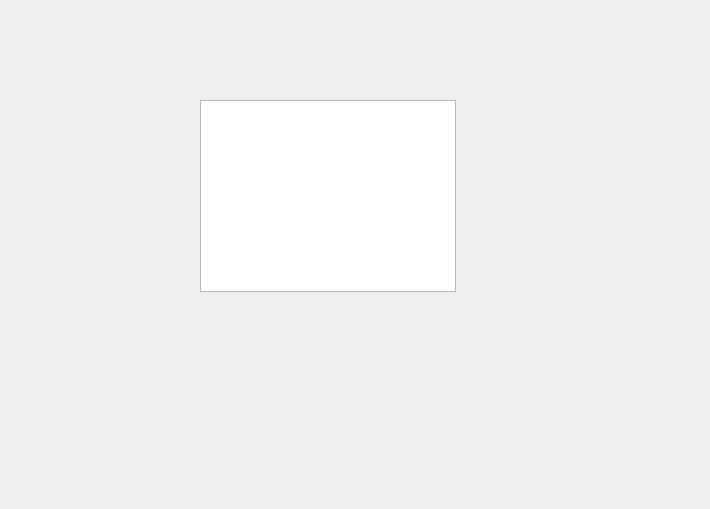
First picture: the form in logviewer.ui, repository kongying-tavern/yuanshendt-updater, before the edit.
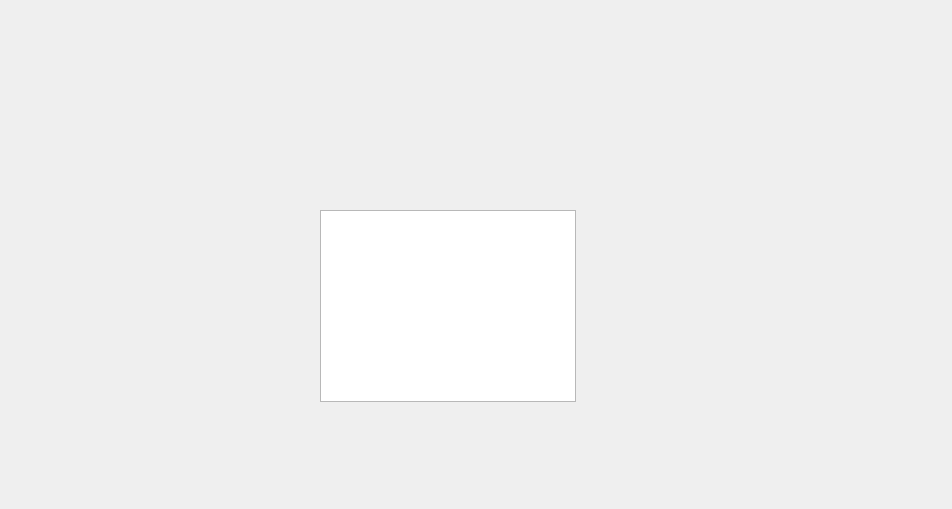
Second picture: the form after the edit.

```diff
--- a/logviewer.ui
+++ b/logviewer.ui
@@ -6,7 +6,7 @@
    <rect>
     <x>0</x>
     <y>0</y>
-    <width>710</width>
+    <width>952</width>
     <height>509</height>
    </rect>
   </property>
@@ -22,8 +22,8 @@
   <widget class="QTextBrowser" name="textBrowser">
    <property name="geometry">
     <rect>
-     <x>200</x>
-     <y>100</y>
+     <x>320</x>
+     <y>210</y>
      <width>256</width>
      <height>192</height>
     </rect>
```
